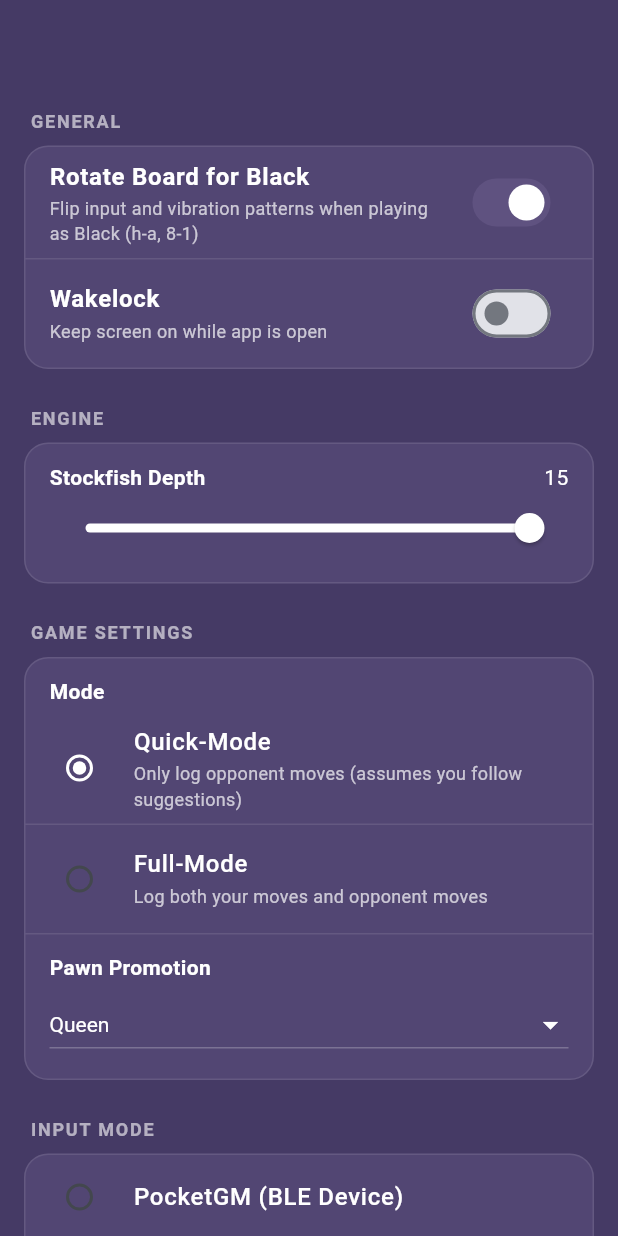
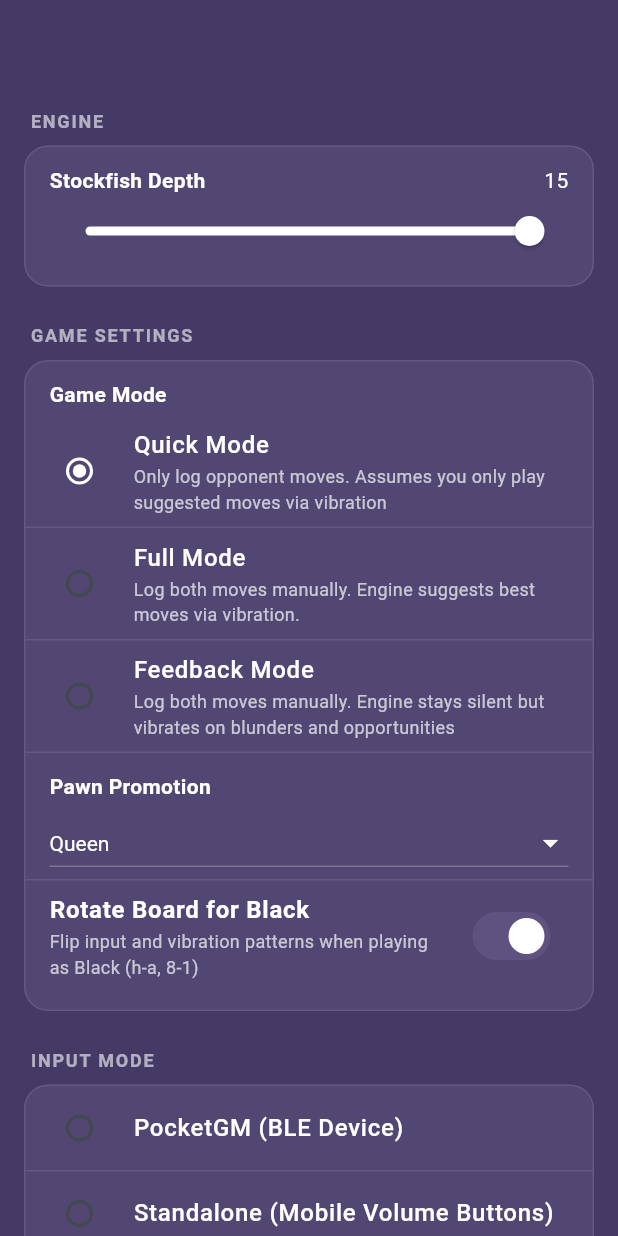
Before and after one commit to Niek1610/PocketGM, a Flutter app: the SettingsScreen screen opened by its route, after a tap on "Rotate Board for Black", on a phone screen of 412 x 824 dp. Run offline on Flutter 3.47's test engine with Material 3 defaults, Android fonts, the phone set to English and light mode, and no system bars; our stand-ins replace fast_immutable_collections, flutter_blue_plus, flutter_riverpod, go_router, shared_preferences, vibration; missing offline and left inert: chessground, dartchess, stockfish, volume_controller; accounts and stored records are empty.

Commit message:
nieuwe feedback mode

```diff
--- /dev/null
+++ b/lib/models/game_mode.dart
@@ -0,0 +1 @@
+enum GameMode { quick, full, feedback }
--- a/lib/models/input_log_mode.dart
+++ /dev/null
@@ -1 +0,0 @@
-enum InputLogMode { quickMode, fullMode }
--- a/lib/providers/settings_provider.dart
+++ b/lib/providers/settings_provider.dart
@@ -2,37 +2,34 @@
 import 'package:flutter/foundation.dart';
 import 'package:dartchess/dartchess.dart';
 import 'package:flutter_riverpod/legacy.dart';
-import 'package:pocketgm/models/input_log_mode.dart';
+import 'package:pocketgm/models/game_mode.dart';
 import 'package:pocketgm/models/input_mode.dart';
 import 'package:pocketgm/models/promotion_choice.dart';
 import 'package:pocketgm/models/vibration_speed.dart';
 import 'package:pocketgm/services/storage_service.dart';
-import 'package:wakelock_plus/wakelock_plus.dart';
 
 class SettingsProvider extends ChangeNotifier {
   Side _playingAs = Side.white;
-  InputLogMode _inputLogMode = InputLogMode.quickMode;
+  GameMode _gameMode = GameMode.quick;
   InputMode _inputMode = InputMode.interfaceMode;
   bool _rotateBoardForBlack = false;
   int _vibrationStrength = 255;
   VibrationSpeed _vibrationSpeed = VibrationSpeed.normal;
   int _stockfishDepth = 15;
   PromotionChoice _promotionChoice = PromotionChoice.queen;
-  bool _wakelock = false;
 
   SettingsProvider() {
     _loadSettings();
   }
 
   Side get playingAs => _playingAs;
-  InputLogMode get inputLogMode => _inputLogMode;
+  GameMode get gameMode => _gameMode;
   InputMode get inputMode => _inputMode;
   bool get rotateBoardForBlack => _rotateBoardForBlack;
   int get vibrationStrength => _vibrationStrength;
   VibrationSpeed get vibrationSpeed => _vibrationSpeed;
   int get stockfishDepth => _stockfishDepth;
   PromotionChoice get promotionChoice => _promotionChoice;
-  bool get wakelock => _wakelock;
 
   Future<void> setPlayingAs(Side color) async {
     _playingAs = color;
@@ -46,10 +43,10 @@ class SettingsProvider extends ChangeNotifier {
     await StorageService().saveRotateBoardForBlack(value);
   }
 
-  Future<void> setInputLogMode(InputLogMode mode) async {
-    _inputLogMode = mode;
+  Future<void> setGameMode(GameMode mode) async {
+    _gameMode = mode;
     notifyListeners();
-    await StorageService().saveInputLogMode(mode);
+    await StorageService().saveGameMode(mode);
   }
 
   Future<void> setInputMode(InputMode mode) async {
@@ -82,31 +79,15 @@ class SettingsProvider extends ChangeNotifier {
     await StorageService().savePromotionChoice(choice);
   }
 
-  Future<void> setWakelock(bool value) async {
-    _wakelock = value;
-    notifyListeners();
-    await StorageService().saveWakelock(value);
-    if (value) {
-      WakelockPlus.enable();
-    } else {
-      WakelockPlus.disable();
-    }
-  }
-
   Future<void> _loadSettings() async {
     _playingAs = StorageService().loadColor();
-    _inputLogMode = StorageService().loadInputLogMode();
+    _gameMode = StorageService().loadGameMode();
     _inputMode = StorageService().loadInputMode();
     _rotateBoardForBlack = StorageService().loadRotateBoardForBlack();
     _vibrationStrength = StorageService().loadVibrationStrength();
     _vibrationSpeed = StorageService().loadVibrationSpeed();
     _stockfishDepth = StorageService().loadStockfishDepth();
     _promotionChoice = StorageService().loadPromotionChoice();
-    _wakelock = StorageService().loadWakelock();
-
-    if (_wakelock) {
-      WakelockPlus.enable();
-    }
 
     notifyListeners();
   }
--- a/lib/screens/settings_screen.dart
+++ b/lib/screens/settings_screen.dart
@@ -1,8 +1,9 @@
 import 'package:flutter/material.dart';
 import 'package:flutter_riverpod/flutter_riverpod.dart';
 import 'package:go_router/go_router.dart';
+import 'package:dartchess/dartchess.dart';
 import 'package:pocketgm/constants/colors..dart';
-import 'package:pocketgm/models/input_log_mode.dart';
+import 'package:pocketgm/models/game_mode.dart';
 import 'package:pocketgm/models/input_mode.dart';
 import 'package:pocketgm/models/promotion_choice.dart';
 import 'package:pocketgm/models/vibration_speed.dart';
@@ -27,47 +28,6 @@ class _SettingsScreenState extends ConsumerState<SettingsScreen> {
       body: ListView(
         padding: const EdgeInsets.all(16.0),
         children: [
-          _buildSectionHeader('General'),
-          _buildSection(
-            children: [
-              SwitchListTile(
-                activeColor: white,
-                activeTrackColor: buttonColor,
-                title: const Text(
-                  'Rotate Board for Black',
-                  style: TextStyle(color: white, fontWeight: FontWeight.w600),
-                ),
-                subtitle: const Text(
-                  'Flip input and vibration patterns when playing as Black (h-a, 8-1)',
-                  style: TextStyle(color: Colors.white70, fontSize: 12),
-                ),
-                value: settings.rotateBoardForBlack,
-                onChanged: (value) {
-                  ref
-                      .read(settingsProvider.notifier)
-                      .setRotateBoardForBlack(value);
-                },
-              ),
-              _buildDivider(),
-              SwitchListTile(
-                activeColor: white,
-                activeTrackColor: buttonColor,
-                title: const Text(
-                  'Wakelock',
-                  style: TextStyle(color: white, fontWeight: FontWeight.w600),
-                ),
-                subtitle: const Text(
-                  'Keep screen on while app is open',
-                  style: TextStyle(color: Colors.white70, fontSize: 12),
-                ),
-                value: settings.wakelock,
-                onChanged: (value) {
-                  ref.read(settingsProvider.notifier).setWakelock(value);
-                },
-              ),
-            ],
-          ),
-          const SizedBox(height: 24),
           _buildSectionHeader('Engine'),
           _buildSection(
             children: [
@@ -120,27 +80,38 @@ class _SettingsScreenState extends ConsumerState<SettingsScreen> {
               const Padding(
                 padding: EdgeInsets.fromLTRB(16, 12, 16, 4),
                 child: Text(
-                  'Mode',
+                  'Game Mode',
                   style: TextStyle(color: white, fontWeight: FontWeight.w600),
                 ),
               ),
-              _buildRadioTile<InputLogMode>(
-                title: 'Quick-Mode',
+              _buildRadioTile<GameMode>(
+                title: 'Quick Mode',
                 subtitle:
-                    'Only log opponent moves (assumes you follow suggestions)',
-                value: InputLogMode.quickMode,
-                groupValue: settings.inputLogMode,
+                    'Only log opponent moves. Assumes you only play suggested moves via vibration',
+                value: GameMode.quick,
+                groupValue: settings.gameMode,
                 onChanged: (mode) =>
-                    ref.read(settingsProvider.notifier).setInputLogMode(mode!),
+                    ref.read(settingsProvider.notifier).setGameMode(mode!),
               ),
               _buildDivider(),
-              _buildRadioTile<InputLogMode>(
-                title: 'Full-Mode',
-                subtitle: 'Log both your moves and opponent moves',
-                value: InputLogMode.fullMode,
-                groupValue: settings.inputLogMode,
+              _buildRadioTile<GameMode>(
+                title: 'Full Mode',
+                subtitle:
+                    'Log both moves manually. Engine suggests best moves via vibration.',
+                value: GameMode.full,
+                groupValue: settings.gameMode,
                 onChanged: (mode) =>
-                    ref.read(settingsProvider.notifier).setInputLogMode(mode!),
+                    ref.read(settingsProvider.notifier).setGameMode(mode!),
+              ),
+              _buildDivider(),
+              _buildRadioTile<GameMode>(
+                title: 'Feedback Mode',
+                subtitle:
+                    'Log both moves manually. Engine stays silent but vibrates on blunders and opportunities',
+                value: GameMode.feedback,
+                groupValue: settings.gameMode,
+                onChanged: (mode) =>
+                    ref.read(settingsProvider.notifier).setGameMode(mode!),
               ),
               _buildDivider(),
               const Padding(
@@ -176,6 +147,25 @@ class _SettingsScreenState extends ConsumerState<SettingsScreen> {
                     }
                   },
                 ),
+              ),
+              _buildDivider(),
+              SwitchListTile(
+                activeColor: white,
+                activeTrackColor: buttonColor,
+                title: const Text(
+                  'Rotate Board for Black',
+                  style: TextStyle(color: white, fontWeight: FontWeight.w600),
+                ),
+                subtitle: const Text(
+                  'Flip input and vibration patterns when playing as Black (h-a, 8-1)',
+                  style: TextStyle(color: Colors.white70, fontSize: 12),
+                ),
+                value: settings.rotateBoardForBlack,
+                onChanged: (value) {
+                  ref
+                      .read(settingsProvider.notifier)
+                      .setRotateBoardForBlack(value);
+                },
               ),
               const SizedBox(height: 12),
             ],
@@ -416,4 +406,40 @@ class _SettingsScreenState extends ConsumerState<SettingsScreen> {
       dense: compact,
     );
   }
+
+  Widget _buildColorButton(Side side, bool isSelected, WidgetRef ref) {
+    return GestureDetector(
+      onTap: () {
+        ref.read(settingsProvider.notifier).setPlayingAs(side);
+      },
+      child: Container(
+        width: 40,
+        height: 40,
+        decoration: BoxDecoration(
+          color: side == Side.white ? Colors.white : Colors.black,
+          shape: BoxShape.circle,
+          border: Border.all(
+            color: isSelected ? buttonColor : Colors.grey,
+            width: isSelected ? 3 : 1,
+          ),
+          boxShadow: isSelected
+              ? [
+                  BoxShadow(
+                    color: buttonColor.withOpacity(0.5),
+                    blurRadius: 8,
+                    spreadRadius: 2,
+                  ),
+                ]
+              : [],
+        ),
+        child: isSelected
+            ? Icon(
+                Icons.check,
+                color: side == Side.white ? Colors.black : Colors.white,
+                size: 24,
+              )
+            : null,
+      ),
+    );
+  }
 }
--- a/lib/services/storage_service.dart
+++ b/lib/services/storage_service.dart
@@ -1,5 +1,5 @@
 import 'package:dartchess/dartchess.dart';
-import 'package:pocketgm/models/input_log_mode.dart';
+import 'package:pocketgm/models/game_mode.dart';
 import 'package:pocketgm/models/input_mode.dart';
 import 'package:pocketgm/models/vibration_speed.dart';
 import 'package:pocketgm/models/promotion_choice.dart';
@@ -27,13 +27,16 @@ class StorageService {
     await _prefs.setInt('color', color.index);
   }
 
-  Future<void> saveInputLogMode(InputLogMode mode) async {
-    await _prefs.setInt('input_log_mode', mode.index);
+  Future<void> saveGameMode(GameMode mode) async {
+    await _prefs.setInt('game_mode', mode.index);
   }
 
-  InputLogMode loadInputLogMode() {
-    final index = _prefs.getInt('input_log_mode') ?? 0;
-    return InputLogMode.values[index];
+  GameMode loadGameMode() {
+    final index = _prefs.getInt('game_mode') ?? 0;
+    if (index < 0 || index >= GameMode.values.length) {
+      return GameMode.quick;
+    }
+    return GameMode.values[index];
   }
 
   Future<void> saveInputMode(InputMode mode) async {
@@ -94,12 +97,4 @@ class StorageService {
     }
     return PromotionChoice.values[index];
   }
-
-  Future<void> saveWakelock(bool value) async {
-    await _prefs.setBool('wakelock', value);
-  }
-
-  bool loadWakelock() {
-    return _prefs.getBool('wakelock') ?? false;
-  }
 }
--- a/lib/widgets/game/game_header.dart
+++ b/lib/widgets/game/game_header.dart
@@ -1,7 +1,7 @@
 import 'package:flutter/material.dart';
 import 'package:flutter_riverpod/flutter_riverpod.dart';
 import 'package:pocketgm/constants/colors..dart';
-import 'package:pocketgm/models/input_log_mode.dart';
+import 'package:pocketgm/models/game_mode.dart';
 import 'package:pocketgm/providers/game_provider.dart';
 import 'package:pocketgm/providers/input_provider.dart';
 import 'package:pocketgm/providers/settings_provider.dart';
@@ -14,7 +14,7 @@ class GameHeader extends ConsumerWidget {
     SettingsProvider settings,
   ) {
     final isUserTurn = gameState.sideToMove == gameState.playingAs;
-    final isQuickMode = settings.inputLogMode == InputLogMode.quickMode;
+    final isQuickMode = settings.gameMode == GameMode.quick;
 
     if (isUserTurn) {
       if (isQuickMode) {
--- a/pubspec.yaml
+++ b/pubspec.yaml
@@ -19,7 +19,6 @@ dependencies:
   stockfish: ^1.7.1
   vibration: ^3.1.4
   volume_controller: ^3.4.0
-  wakelock_plus: ^1.4.0
 
 dev_dependencies:
   flutter_test:
```
Also changed, not shown: lib/providers/game_provider.dart (+50 -5 lines), lib/services/vibration_service.dart (+23 -0 lines), lib/widgets/game/input_area.dart (+151 -57 lines), pubspec.lock, 1 other file.
